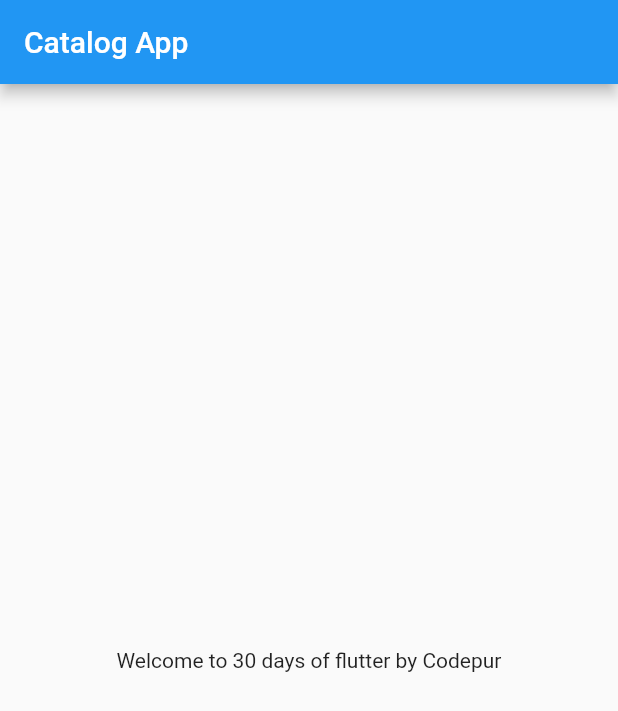
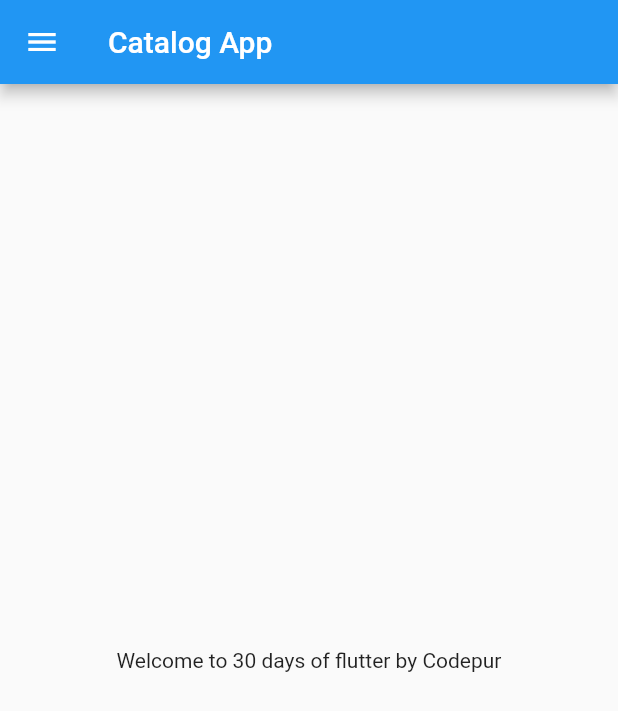
Before and after one commit to exanwar/30DaysOfFlutter, a Flutter app: the HomePage screen opened directly, on a phone screen of 412 x 824 dp. Shown: the top 711 px of the screen. Run offline on Flutter 3.47's test engine with Material 2 defaults, Android fonts, the phone set to English and light mode, and no system bars.

Commit message:
Day 3 Copmpleted

```diff
--- a/lib/home_page.dart
+++ /dev/null
@@ -1,20 +0,0 @@
-import 'package:flutter/material.dart';
-
-class HomePage extends StatelessWidget {
-  final int days = 30;
-  final String name = "Codepur";
-
-  @override
-  Widget build(BuildContext context) {
-    return Scaffold(
-      appBar: AppBar(
-        title: Text('Catalog App')
-      ),
-      body: Center(
-        child: Container(
-          child: Text('Welcome to $days days of flutter by $name'),
-        ),
-      ),
-    );
-  }
-}
--- /dev/null
+++ b/lib/pages/home_page.dart
@@ -0,0 +1,48 @@
+import 'package:flutter/material.dart';
+
+class HomePage extends StatelessWidget {
+  final int days = 30;
+  final String name = "Codepur";
+
+  @override
+  Widget build(BuildContext context) {
+    return Scaffold(
+      appBar: AppBar(
+          brightness:
+              (MediaQuery.of(context).platformBrightness == Brightness.dark)
+                  ? Brightness.light
+                  : Brightness.dark,
+          title: Text('Catalog App')),
+      body: Center(
+        child: Container(
+          child: Text('Welcome to $days days of flutter by $name'),
+        ),
+      ),
+      drawer: Drawer(
+        child: Container(),
+      ),
+    );
+  }
+
+  // ! Methods
+
+  bringVagetables() {
+    //without any parameter
+  }
+
+  bringVagetables2(int rupies) {
+    //with parameter that is required
+  }
+
+  bringVagetables3({int rupies}) {
+    //with parameter that is optional
+  }
+
+  bringVagetables4({int rupies = 50, bool isThalia = false}) {
+    //with parameter that is optional with pre defined values
+  }
+
+  bringVagetables5({int rrupies = 50, @required bool isThalia}) {
+    //with parameter that is optional with pre defined values and one is required to give when call
+  }
+}
```
Also changed, not shown: lib/main.dart (+17 -2 lines), lib/pages/login_page.dart (added, +27 -0 lines).
